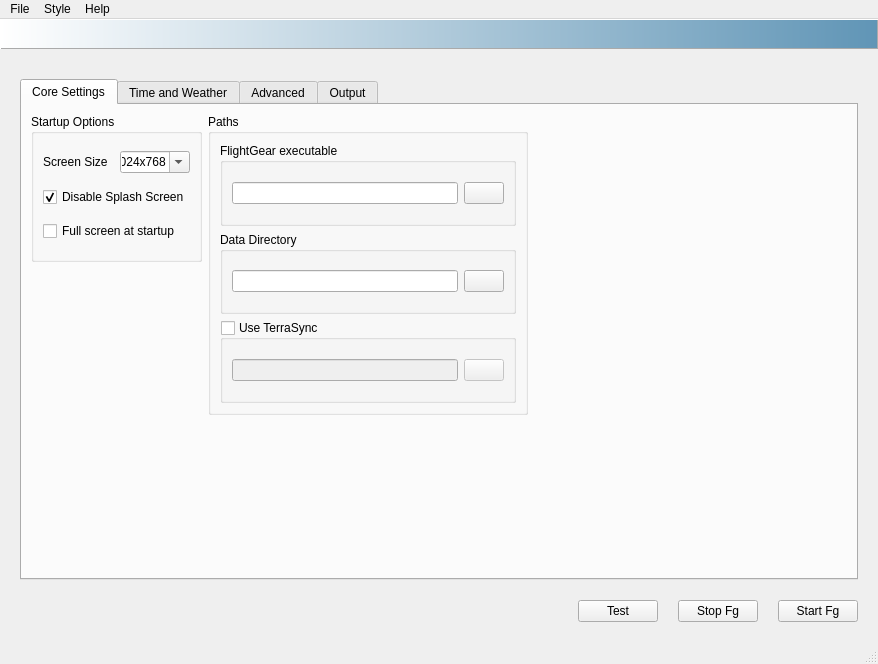
Before: the Qt Designer form src/fgx.ui in fgx/fgx, drawn with Qt 5.
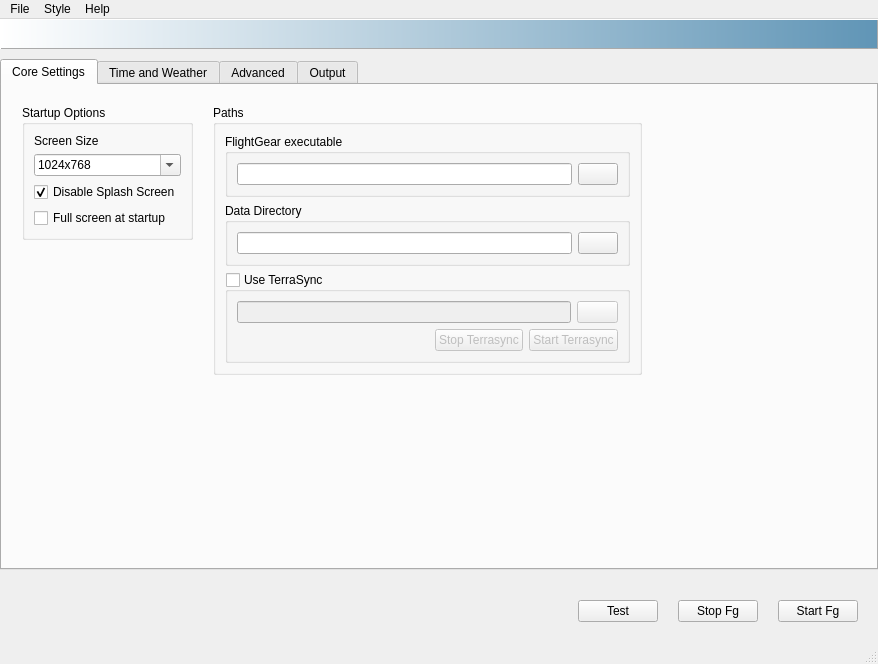
After: the same form once the commit is applied. The open tabs and pages were chosen to show the change. Icons and pictures are not drawn.

Commit message: Process to kill terrasync now works ;-)))))))))))

Diff of the .ui file:
```diff
--- a/src/fgx.ui
+++ b/src/fgx.ui
@@ -51,14 +51,6 @@
      </widget>
     </item>
     <item>
-     <layout class="QVBoxLayout" name="verticalLayout">
-      <property name="spacing">
-       <number>20</number>
-      </property>
-      <property name="margin">
-       <number>20</number>
-      </property>
-      <item>
        <widget class="QTabWidget" name="tabs">
         <property name="autoFillBackground">
          <bool>true</bool>
@@ -70,7 +62,7 @@
          <enum>QTabWidget::Rounded</enum>
         </property>
         <property name="currentIndex">
-         <number>0</number>
+       <number>3</number>
         </property>
         <property name="usesScrollButtons">
          <bool>false</bool>
@@ -88,21 +80,29 @@
          <attribute name="title">
           <string>Core Settings</string>
          </attribute>
-         <layout class="QGridLayout" name="gridLayout_6">
-          <item row="0" column="0">
+       <layout class="QHBoxLayout" name="horizontalLayout_2">
+        <property name="spacing">
+         <number>20</number>
+        </property>
+        <property name="margin">
+         <number>20</number>
+        </property>
+        <item>
+         <layout class="QVBoxLayout" name="verticalLayout_8">
+          <item>
            <widget class="QGroupBox" name="groupBox_2">
             <property name="title">
              <string>Startup Options</string>
             </property>
-            <layout class="QGridLayout" name="gridLayout_4">
-             <item row="0" column="0">
+            <layout class="QVBoxLayout" name="verticalLayout_11">
+             <item>
               <widget class="QLabel" name="label">
                <property name="text">
                 <string>Screen Size</string>
                </property>
               </widget>
              </item>
-             <item row="0" column="1">
+             <item>
               <widget class="QComboBox" name="comboScreenSize">
                <property name="editable">
                 <bool>true</bool>
@@ -135,7 +135,7 @@
                </item>
               </widget>
              </item>
-             <item row="1" column="0" colspan="2">
+             <item>
               <widget class="QCheckBox" name="checkboxDisableSplash">
                <property name="text">
                 <string>Disable Splash Screen</string>
@@ -145,7 +145,7 @@
                </property>
               </widget>
              </item>
-             <item row="2" column="0" colspan="2">
+             <item>
               <widget class="QCheckBox" name="checkboxFullScreen">
                <property name="text">
                 <string>Full screen at startup</string>
@@ -155,12 +155,29 @@
             </layout>
            </widget>
           </item>
-          <item row="0" column="1" rowspan="2">
+          <item>
+           <spacer name="verticalSpacer_4">
+            <property name="orientation">
+             <enum>Qt::Vertical</enum>
+            </property>
+            <property name="sizeHint" stdset="0">
+             <size>
+              <width>20</width>
+              <height>101</height>
+             </size>
+            </property>
+           </spacer>
+          </item>
+         </layout>
+        </item>
+        <item>
+         <layout class="QVBoxLayout" name="verticalLayout_6">
+          <item>
            <widget class="QGroupBox" name="groupBox_3">
             <property name="title">
              <string>Paths</string>
             </property>
-            <layout class="QVBoxLayout" name="verticalLayout_8">
+            <layout class="QVBoxLayout" name="verticalLayout_5">
              <item>
               <widget class="QGroupBox" name="groupBox_4">
                <property name="title">
@@ -256,11 +273,11 @@
                <property name="checked">
                 <bool>false</bool>
                </property>
-               <layout class="QHBoxLayout" name="horizontalLayout_2">
-                <item>
+               <layout class="QGridLayout" name="gridLayout_2">
+                <item row="0" column="0" colspan="3">
                  <widget class="QLineEdit" name="txtTerraSyncPath"/>
                 </item>
-                <item>
+                <item row="0" column="3">
                  <widget class="QPushButton" name="buttonTerraSyncPath">
                   <property name="toolTip">
                    <string>Click this when you enter a new path to flightgear data. Will refresh aircraft and airport list with the new fgdata path (if exists!)</string>
@@ -274,13 +291,63 @@
                   </property>
                  </widget>
                 </item>
+                <item row="1" column="0">
+                 <spacer name="horizontalSpacer_4">
+                  <property name="orientation">
+                   <enum>Qt::Horizontal</enum>
+                  </property>
+                  <property name="sizeHint" stdset="0">
+                   <size>
+                    <width>218</width>
+                    <height>20</height>
+                   </size>
+                  </property>
+                 </spacer>
+                </item>
+                <item row="1" column="2" colspan="2">
+                 <widget class="QPushButton" name="buttonStartTerraSync">
+                  <property name="text">
+                   <string>Start Terrasync</string>
+                  </property>
+                  <property name="icon">
+                   <iconset resource="resources/icons.qrc">
+                    <normaloff>:/icon/start_enabled</normaloff>:/icon/start_enabled</iconset>
+                  </property>
+                 </widget>
+                </item>
+                <item row="1" column="1">
+                 <widget class="QPushButton" name="buttonStopTerraSync">
+                  <property name="text">
+                   <string>Stop Terrasync</string>
+                  </property>
+                  <property name="icon">
+                   <iconset resource="resources/icons.qrc">
+                    <normaloff>:/icon/stop_disabled</normaloff>:/icon/stop_disabled</iconset>
+                  </property>
+                 </widget>
+                </item>
                </layout>
               </widget>
              </item>
             </layout>
            </widget>
           </item>
-          <item row="0" column="2">
+          <item>
+           <spacer name="verticalSpacer_5">
+            <property name="orientation">
+             <enum>Qt::Vertical</enum>
+            </property>
+            <property name="sizeHint" stdset="0">
+             <size>
+              <width>20</width>
+              <height>125</height>
+             </size>
+            </property>
+           </spacer>
+          </item>
+         </layout>
+        </item>
+        <item>
            <spacer name="horizontalSpacer_2">
             <property name="orientation">
              <enum>Qt::Horizontal</enum>
@@ -293,19 +360,6 @@
             </property>
            </spacer>
           </item>
-          <item row="1" column="0" rowspan="2">
-           <spacer name="verticalSpacer_4">
-            <property name="orientation">
-             <enum>Qt::Vertical</enum>
-            </property>
-            <property name="sizeHint" stdset="0">
-             <size>
-              <width>20</width>
-              <height>101</height>
-             </size>
-            </property>
-           </spacer>
-          </item>
          </layout>
         </widget>
         <widget class="QWidget" name="tab_5">
@@ -615,14 +669,27 @@
          <attribute name="title">
           <string>Output</string>
          </attribute>
-         <layout class="QVBoxLayout" name="verticalLayout_4">
+       <widget class="QPlainTextEdit" name="txtStartupCommand">
+        <property name="geometry">
+         <rect>
+          <x>300</x>
+          <y>110</y>
+          <width>256</width>
+          <height>192</height>
+         </rect>
+        </property>
+       </widget>
+      </widget>
+     </widget>
+    </item>
           <item>
-           <widget class="QPlainTextEdit" name="txtStartupCommand"/>
-          </item>
-         </layout>
-        </widget>
-       </widget>
-      </item>
+     <layout class="QVBoxLayout" name="verticalLayout">
+      <property name="spacing">
+       <number>20</number>
+      </property>
+      <property name="margin">
+       <number>20</number>
+      </property>
       <item>
        <layout class="QHBoxLayout" name="horizontalLayout">
         <property name="spacing">
```
Lines whose indentation alone changed are shown as unchanged. The commit also changes 2 other files.
